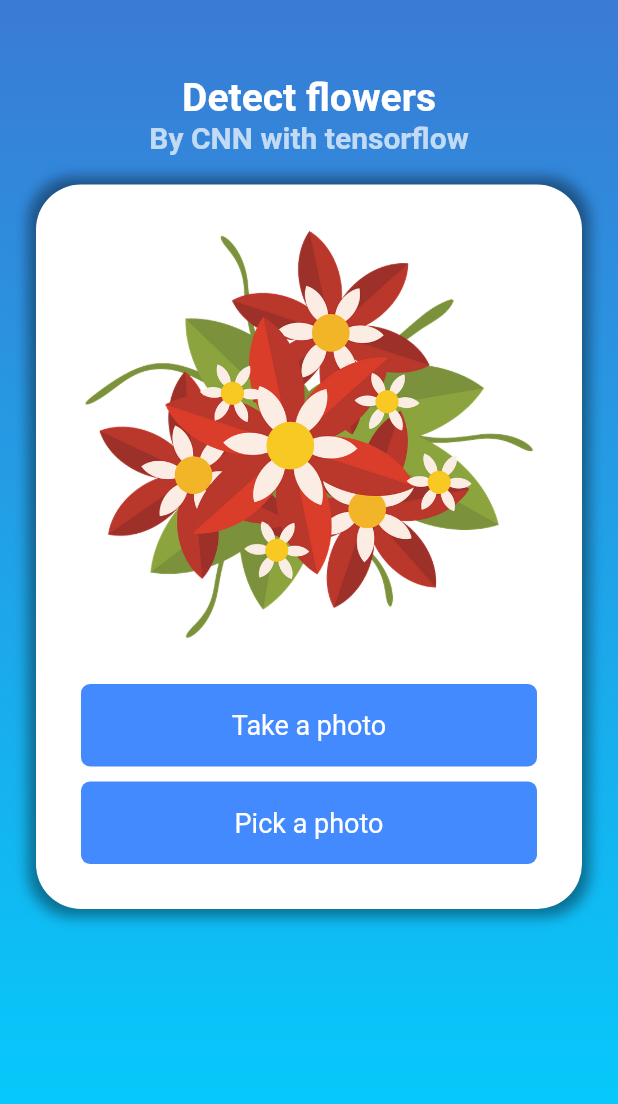
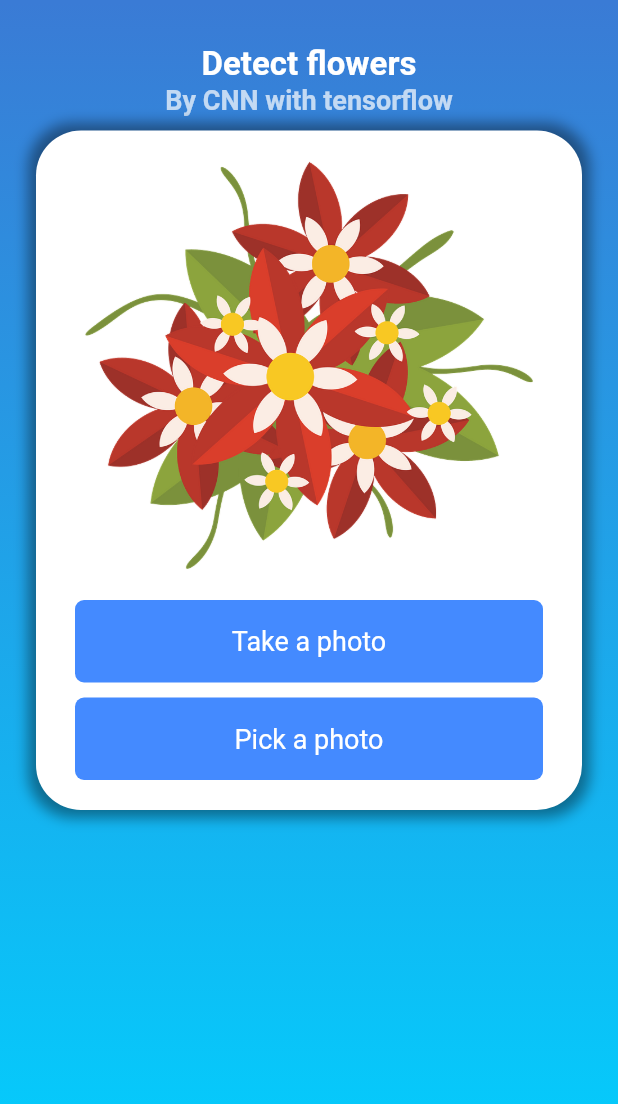
Before and after one commit to GowshikPrabhu/flutter-flowerclassifer, a Flutter app: the screen it shows after launch, on a phone screen of 412 x 824 dp. Shown: the top 1104 px of the screen. Run offline on Flutter 3.47's test engine with Material 2 defaults, Android fonts, the phone set to English and light mode, and no system bars; our stand-ins replace image_picker, splashscreen; missing offline and left inert: tflite.

Commit message:
Fix sytles and model functions

```diff
--- a/lib/home.dart
+++ b/lib/home.dart
@@ -25,7 +25,7 @@ class _HomeState extends State<Home> {
   classifyImage(File image) async {
     var output = await Tflite.runModelOnImage(
         path: image.path,
-        numResults: 3,
+        numResults: 5,
         imageMean: 127.5,
         imageStd: 127.5,
         threshold: 0.3);
@@ -36,8 +36,8 @@ class _HomeState extends State<Home> {
   }
 
   loadModel() async {
-    // return Tflite.loadModel(
-    //     model: 'assets/model_unquant.tflite', labels: 'assets/labels.txt');
+    return Tflite.loadModel(
+        model: 'assets/model.tflite', labels: 'assets/labels.txt');
   }
 
   pickImage() async {
@@ -86,25 +86,25 @@ class _HomeState extends State<Home> {
             crossAxisAlignment: CrossAxisAlignment.center,
             children: <Widget>[
               SizedBox(
-                height: 50,
+                height: 30,
               ),
               Text(
                 'Detect flowers',
                 style: TextStyle(
                     color: Colors.white,
                     fontWeight: FontWeight.w600,
-                    fontSize: 26),
+                    fontSize: 22),
               ),
               Text(
                 'By CNN with tensorflow',
                 style: TextStyle(
                     color: Colors.white70,
-                    fontSize: 20,
+                    fontSize: 18,
                     fontWeight: FontWeight.w600),
               ),
-              SizedBox(height: 20),
+              SizedBox(height: 10),
               Container(
-                padding: EdgeInsets.all(30),
+                padding: EdgeInsets.all(20),
                 decoration: BoxDecoration(
                     color: Colors.white,
                     borderRadius: BorderRadius.circular(30),
@@ -125,7 +125,7 @@ class _HomeState extends State<Home> {
                                   children: [
                                     Image.asset('assets/flower.png'),
                                     SizedBox(
-                                      height: 30,
+                                      height: 20,
                                     )
                                   ],
                                 ),
@@ -134,25 +134,25 @@ class _HomeState extends State<Home> {
                                 child: Column(
                                   children: <Widget>[
                                     Container(
-                                      height: 300,
+                                      height: 250,
                                       child: ClipRRect(
                                         borderRadius: BorderRadius.circular(10),
                                         child: Image.file(_image),
                                       ),
                                     ),
                                     SizedBox(
-                                      height: 20,
+                                      height: 10,
                                     ),
                                     _output != null
                                         ? Text(
                                             'Prediction is ${_output[0]['label']}',
                                             style: TextStyle(
-                                                color: Colors.white,
+                                                color: Colors.black,
                                                 fontSize: 20),
                                           )
                                         : Container(),
                                     SizedBox(
-                                      height: 30,
+                                      height: 15,
                                     )
                                   ],
                                 ),
```
